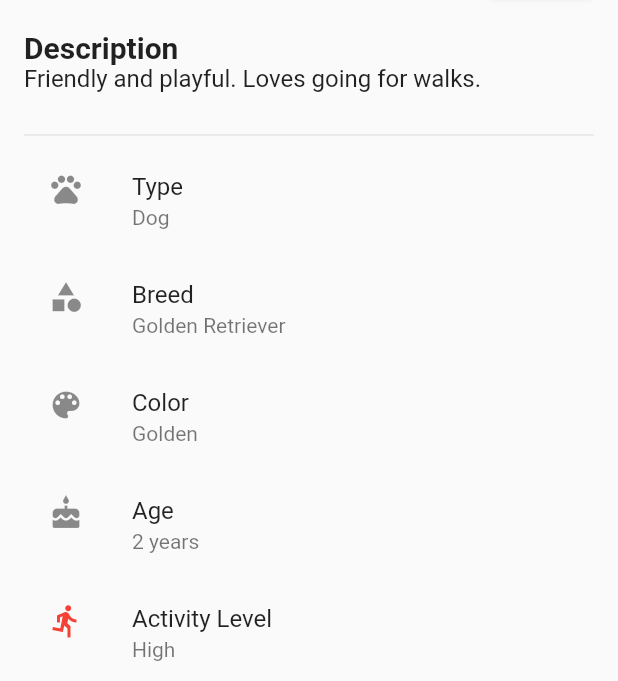
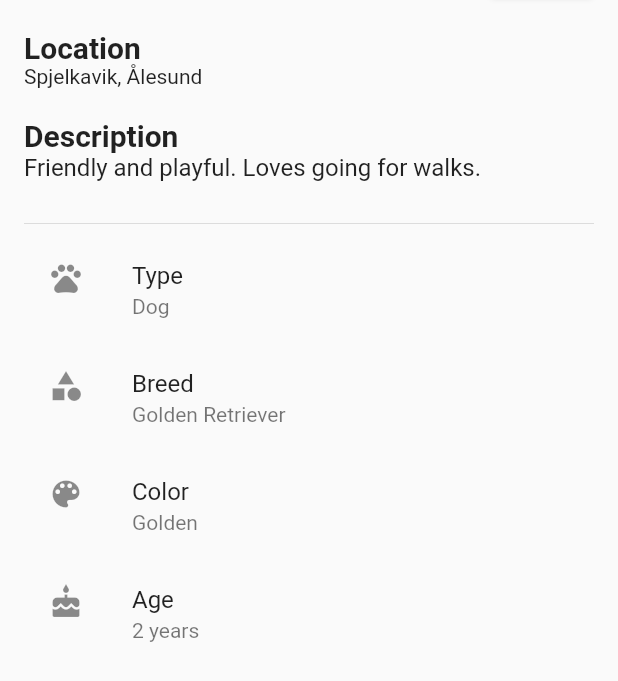
Before and after one commit to EllaGab09/adoption_app, a Flutter app: the AnimalDetailScreen screen opened directly with sample values from the repository, on a phone screen of 412 x 824 dp, the part 555-1236 px from its top. Run offline on Flutter 3.47's test engine with Material 2 defaults, Android fonts, the light colour scheme and no system bars; our stand-ins replace google_maps_flutter, sign_in_button; network calls fail.

Commit message:
added animal location

```diff
--- a/lib/dummy_data/animal_data.dart
+++ b/lib/dummy_data/animal_data.dart
@@ -12,7 +12,7 @@ const dummyAnimals = [
       age: 2,
       activityLevel: 'High',
       sex: "Male",
-  ),
+      location: "Spjelkavik, Ålesund"),
   Animal(
       name: 'Whiskers',
       imageUrl:
@@ -24,7 +24,7 @@ const dummyAnimals = [
       age: 3,
       activityLevel: 'Low',
       sex: "Female",
-  ),
+      location: "Spjelkavik, Ålesund"),
   Animal(
       name: 'Kiwi',
       imageUrl:
@@ -36,7 +36,7 @@ const dummyAnimals = [
       age: 1,
       activityLevel: 'Moderate',
       sex: "Male",
-  ),
+      location: "Spjelkavik, Ålesund"),
   Animal(
       name: 'Coco',
       imageUrl:
@@ -48,7 +48,7 @@ const dummyAnimals = [
       age: 2,
       activityLevel: 'High',
       sex: "Female",
-  ),
+      location: "Spjelkavik, Ålesund"),
   Animal(
       name: 'Buddy',
       imageUrl:
@@ -60,7 +60,7 @@ const dummyAnimals = [
       age: 2,
       activityLevel: 'High',
       sex: "Male",
-  ),
+      location: "Spjelkavik, Ålesund"),
   Animal(
       name: 'Whiskers',
       imageUrl:
@@ -72,7 +72,7 @@ const dummyAnimals = [
       age: 3,
       activityLevel: 'Low',
       sex: "Female",
-  ),
+      location: "Spjelkavik, Ålesund"),
   Animal(
       name: 'Kiwi',
       imageUrl:
@@ -84,7 +84,7 @@ const dummyAnimals = [
       age: 1,
       activityLevel: 'Moderate',
       sex: "Male",
-  ),
+      location: "Spjelkavik, Ålesund"),
   Animal(
       name: 'Coco',
       imageUrl:
@@ -96,5 +96,5 @@ const dummyAnimals = [
       age: 2,
       activityLevel: 'High',
       sex: "Female",
-  ),
+      location: "Spjelkavik, Ålesund"),
 ];
--- a/lib/models/animal.dart
+++ b/lib/models/animal.dart
@@ -8,6 +8,7 @@ class Animal {
   final int age;
   final String activityLevel;
   final String sex;
+  final String location;
 
   const Animal({
     required this.name,
@@ -19,5 +20,6 @@ class Animal {
     required this.age,
     required this.activityLevel,
     required this.sex,
+    required this.location,
   });
 }
--- a/lib/screens/animal_details_screen.dart
+++ b/lib/screens/animal_details_screen.dart
@@ -70,6 +70,15 @@ class AnimalDetailScreen extends StatelessWidget {
                 ),
                 const SizedBox(height: 20),
                 const Text(
+                  'Location',
+                  style: TextStyle(
+                    fontSize: 20,
+                    fontWeight: FontWeight.bold,
+                  ),
+                ),
+                Text(animal.location),
+                const SizedBox(height: 20),
+                const Text(
                   'Description',
                   style: TextStyle(
                     fontSize: 20,
```
Lines whose indentation alone changed are shown as unchanged.
